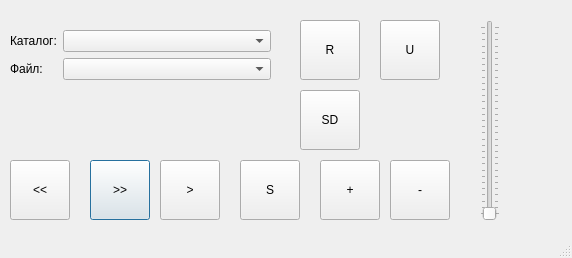
Old version of the form df_player.ui in the repository verbkinm/UART.
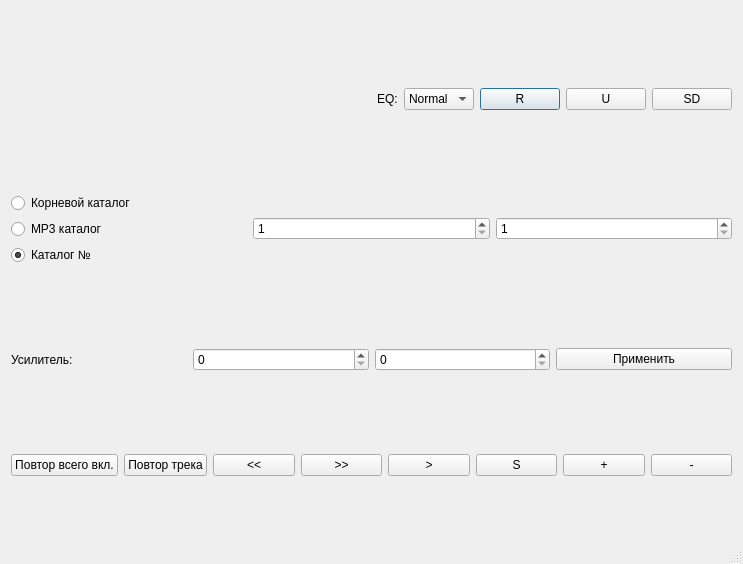
New version of the form.

Commit message:
df player
GUI

Patch:
```diff
--- a/df_player.ui
+++ b/df_player.ui
@@ -6,8 +6,8 @@
    <rect>
     <x>0</x>
     <y>0</y>
-    <width>572</width>
-    <height>258</height>
+    <width>743</width>
+    <height>564</height>
    </rect>
   </property>
   <property name="windowTitle">
@@ -19,177 +19,225 @@
   <property name="modal">
    <bool>true</bool>
   </property>
-  <widget class="QPushButton" name="next">
-   <property name="geometry">
-    <rect>
-     <x>90</x>
-     <y>160</y>
-     <width>60</width>
-     <height>60</height>
-    </rect>
-   </property>
-   <property name="text">
-    <string>&gt;&gt;</string>
-   </property>
-  </widget>
-  <widget class="QPushButton" name="prev">
-   <property name="geometry">
-    <rect>
-     <x>10</x>
-     <y>160</y>
-     <width>60</width>
-     <height>60</height>
-    </rect>
-   </property>
-   <property name="text">
-    <string>&lt;&lt;</string>
-   </property>
-  </widget>
-  <widget class="QPushButton" name="stop">
-   <property name="geometry">
-    <rect>
-     <x>240</x>
-     <y>160</y>
-     <width>60</width>
-     <height>60</height>
-    </rect>
-   </property>
-   <property name="text">
-    <string>S</string>
-   </property>
-  </widget>
-  <widget class="QPushButton" name="play_pause">
-   <property name="geometry">
-    <rect>
-     <x>160</x>
-     <y>160</y>
-     <width>60</width>
-     <height>60</height>
-    </rect>
-   </property>
-   <property name="text">
-    <string>&gt;</string>
-   </property>
-  </widget>
-  <widget class="QPushButton" name="vol_inc">
-   <property name="geometry">
-    <rect>
-     <x>320</x>
-     <y>160</y>
-     <width>60</width>
-     <height>60</height>
-    </rect>
-   </property>
-   <property name="text">
-    <string>+</string>
-   </property>
-  </widget>
-  <widget class="QPushButton" name="vol_dec">
-   <property name="geometry">
-    <rect>
-     <x>390</x>
-     <y>160</y>
-     <width>60</width>
-     <height>60</height>
-    </rect>
-   </property>
-   <property name="text">
-    <string>-</string>
-   </property>
-  </widget>
-  <widget class="QSlider" name="volume">
-   <property name="geometry">
-    <rect>
-     <x>480</x>
-     <y>20</y>
-     <width>20</width>
-     <height>201</height>
-    </rect>
-   </property>
-   <property name="maximum">
-    <number>30</number>
-   </property>
-   <property name="orientation">
-    <enum>Qt::Vertical</enum>
-   </property>
-   <property name="tickPosition">
-    <enum>QSlider::TicksBothSides</enum>
-   </property>
-   <property name="tickInterval">
-    <number>0</number>
-   </property>
-  </widget>
-  <widget class="QWidget" name="formLayoutWidget">
-   <property name="geometry">
-    <rect>
-     <x>10</x>
-     <y>30</y>
-     <width>261</width>
-     <height>101</height>
-    </rect>
-   </property>
-   <layout class="QFormLayout" name="formLayout">
-    <item row="0" column="0">
-     <widget class="QLabel" name="label">
-      <property name="text">
-       <string>Каталог:</string>
-      </property>
-     </widget>
-    </item>
-    <item row="0" column="1">
-     <widget class="QComboBox" name="folders"/>
-    </item>
-    <item row="1" column="0">
-     <widget class="QLabel" name="label_2">
-      <property name="text">
-       <string>Файл:</string>
-      </property>
-     </widget>
-    </item>
-    <item row="1" column="1">
-     <widget class="QComboBox" name="tracks"/>
-    </item>
-   </layout>
-  </widget>
-  <widget class="QPushButton" name="update">
-   <property name="geometry">
-    <rect>
-     <x>380</x>
-     <y>20</y>
-     <width>60</width>
-     <height>60</height>
-    </rect>
-   </property>
-   <property name="text">
-    <string>U</string>
-   </property>
-  </widget>
-  <widget class="QPushButton" name="reset">
-   <property name="geometry">
-    <rect>
-     <x>300</x>
-     <y>20</y>
-     <width>60</width>
-     <height>60</height>
-    </rect>
-   </property>
-   <property name="text">
-    <string>R</string>
-   </property>
-  </widget>
-  <widget class="QPushButton" name="update_2">
-   <property name="geometry">
-    <rect>
-     <x>300</x>
-     <y>90</y>
-     <width>60</width>
-     <height>60</height>
-    </rect>
-   </property>
-   <property name="text">
-    <string>SD</string>
-   </property>
-  </widget>
+  <layout class="QVBoxLayout" name="verticalLayout_2">
+   <item>
+    <layout class="QHBoxLayout" name="horizontalLayout_3">
+     <item>
+      <spacer name="horizontalSpacer">
+       <property name="orientation">
+        <enum>Qt::Horizontal</enum>
+       </property>
+       <property name="sizeHint" stdset="0">
+        <size>
+         <width>40</width>
+         <height>20</height>
+        </size>
+       </property>
+      </spacer>
+     </item>
+     <item>
+      <widget class="QLabel" name="label_2">
+       <property name="text">
+        <string>EQ:</string>
+       </property>
+      </widget>
+     </item>
+     <item>
+      <widget class="QComboBox" name="eq">
+       <item>
+        <property name="text">
+         <string>Normal</string>
+        </property>
+       </item>
+       <item>
+        <property name="text">
+         <string>Pop</string>
+        </property>
+       </item>
+       <item>
+        <property name="text">
+         <string>Rock</string>
+        </property>
+       </item>
+       <item>
+        <property name="text">
+         <string>Jazz</string>
+        </property>
+       </item>
+       <item>
+        <property name="text">
+         <string>Classic</string>
+        </property>
+       </item>
+       <item>
+        <property name="text">
+         <string>Bass</string>
+        </property>
+       </item>
+      </widget>
+     </item>
+     <item>
+      <widget class="QPushButton" name="reset">
+       <property name="text">
+        <string>R</string>
+       </property>
+      </widget>
+     </item>
+     <item>
+      <widget class="QPushButton" name="update">
+       <property name="text">
+        <string>U</string>
+       </property>
+      </widget>
+     </item>
+     <item>
+      <widget class="QPushButton" name="update_2">
+       <property name="text">
+        <string>SD</string>
+       </property>
+      </widget>
+     </item>
+    </layout>
+   </item>
+   <item>
+    <layout class="QHBoxLayout" name="horizontalLayout">
+     <item>
+      <layout class="QVBoxLayout" name="verticalLayout">
+       <item>
+        <widget class="QRadioButton" name="folder_root">
+         <property name="text">
+          <string>Корневой каталог</string>
+         </property>
+        </widget>
+       </item>
+       <item>
+        <widget class="QRadioButton" name="folder_mp3">
+         <property name="text">
+          <string>MP3 каталог</string>
+         </property>
+        </widget>
+       </item>
+       <item>
+        <widget class="QRadioButton" name="num_folder">
+         <property name="text">
+          <string>Каталог №</string>
+         </property>
+         <property name="checked">
+          <bool>true</bool>
+         </property>
+        </widget>
+       </item>
+      </layout>
+     </item>
+     <item>
+      <widget class="QSpinBox" name="folder">
+       <property name="minimum">
+        <number>1</number>
+       </property>
+      </widget>
+     </item>
+     <item>
+      <widget class="QSpinBox" name="track">
+       <property name="minimum">
+        <number>1</number>
+       </property>
+      </widget>
+     </item>
+    </layout>
+   </item>
+   <item>
+    <layout class="QHBoxLayout" name="horizontalLayout_4">
+     <item>
+      <widget class="QLabel" name="label">
+       <property name="text">
+        <string>Усилитель:</string>
+       </property>
+      </widget>
+     </item>
+     <item>
+      <widget class="QSpinBox" name="adj_state">
+       <property name="maximum">
+        <number>1</number>
+       </property>
+      </widget>
+     </item>
+     <item>
+      <widget class="QSpinBox" name="adj_gain">
+       <property name="maximum">
+        <number>31</number>
+       </property>
+      </widget>
+     </item>
+     <item>
+      <widget class="QPushButton" name="adj_accept">
+       <property name="text">
+        <string>Применить</string>
+       </property>
+      </widget>
+     </item>
+    </layout>
+   </item>
+   <item>
+    <layout class="QHBoxLayout" name="horizontalLayout_2">
+     <item>
+      <widget class="QPushButton" name="repeate_all">
+       <property name="text">
+        <string>Повтор всего вкл.</string>
+       </property>
+      </widget>
+     </item>
+     <item>
+      <widget class="QPushButton" name="pushButton">
+       <property name="text">
+        <string>Повтор трека</string>
+       </property>
+      </widget>
+     </item>
+     <item>
+      <widget class="QPushButton" name="prev">
+       <property name="text">
+        <string>&lt;&lt;</string>
+       </property>
+      </widget>
+     </item>
+     <item>
+      <widget class="QPushButton" name="next">
+       <property name="text">
+        <string>&gt;&gt;</string>
+       </property>
+      </widget>
+     </item>
+     <item>
+      <widget class="QPushButton" name="playFolerTrack">
+       <property name="text">
+        <string>&gt;</string>
+       </property>
+      </widget>
+     </item>
+     <item>
+      <widget class="QPushButton" name="stop">
+       <property name="text">
+        <string>S</string>
+       </property>
+      </widget>
+     </item>
+     <item>
+      <widget class="QPushButton" name="vol_inc">
+       <property name="text">
+        <string>+</string>
+       </property>
+      </widget>
+     </item>
+     <item>
+      <widget class="QPushButton" name="vol_dec">
+       <property name="text">
+        <string>-</string>
+       </property>
+      </widget>
+     </item>
+    </layout>
+   </item>
+  </layout>
  </widget>
  <resources/>
  <connections/>
```
The commit also changes 2 other files.
